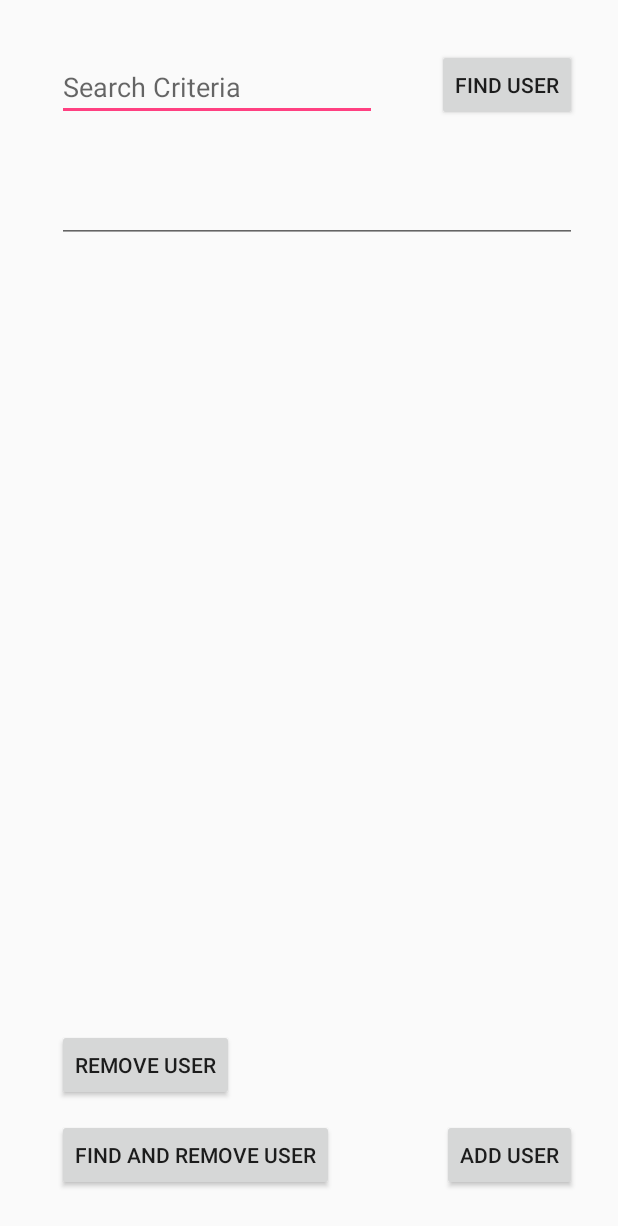
After one commit to wessaunders/FirebaseRepoTest, an Android app: the layout activity_record.xml on its own in the app's theme, with its tools: preview values and no code run, on a phone screen of 412 x 824 dp. The commit adds this screen. Shown: the top 1226 px of the screen. Run offline under Robolectric (Android 15) with nearby library versions, the phone set to English and light mode, and no system bars.

Commit message:
fixed authentication added response chaining to repository find - included example in RecordActivity

```diff
--- a/app/src/main/AndroidManifest.xml
+++ b/app/src/main/AndroidManifest.xml
@@ -15,6 +15,8 @@
                 <category android:name="android.intent.category.LAUNCHER" />
             </intent-filter>
         </activity>
+        <activity android:name=".CreateUserActivity" />
+        <activity android:name=".RecordActivity"></activity>
     </application>
 
 </manifest>
--- a/app/src/main/java/edu/uco/wsaunders/firebaserepotest/Interfaces/Repository.java
+++ b/app/src/main/java/edu/uco/wsaunders/firebaserepotest/Interfaces/Repository.java
@@ -1,12 +1,15 @@
 package edu.uco.wsaunders.firebaserepotest.Interfaces;
+
+import com.google.android.gms.tasks.Task;
 
 import java.util.ArrayList;
 import java.util.List;
 
 import edu.uco.wsaunders.firebaserepotest.Entities.Entity;
+import edu.uco.wsaunders.firebaserepotest.Entities.User;
 
 /**
- * Repository interface
+ * Repository defines the interface for all repository objects
  */
 
 public interface Repository<T extends Entity> {
@@ -16,4 +19,5 @@ public interface Repository<T extends Entity> {
     void remove(T entity);
     void remove(ArrayList<T> entities);
     void find(List<String> searchFields, List<String> searchValues, QueryCompleteListener<T> onQueryComplete);
+    Task<ArrayList<T>> find(List<String> searchFields, List<String> searchValues);
 }
--- /dev/null
+++ b/app/src/main/res/layout/activity_record.xml
@@ -0,0 +1,80 @@
+<?xml version="1.0" encoding="utf-8"?>
+<RelativeLayout xmlns:android="http://schemas.android.com/apk/res/android"
+    xmlns:tools="http://schemas.android.com/tools"
+    android:id="@+id/activity_record"
+    android:layout_width="match_parent"
+    android:layout_height="match_parent"
+    android:paddingBottom="@dimen/activity_vertical_margin"
+    android:paddingLeft="@dimen/activity_horizontal_margin"
+    android:paddingRight="@dimen/activity_horizontal_margin"
+    android:paddingTop="@dimen/activity_vertical_margin"
+    tools:context="edu.uco.wsaunders.firebaserepotest.RecordActivity">
+
+    <Button
+        android:text="Add User"
+        android:layout_width="wrap_content"
+        android:layout_height="wrap_content"
+        android:layout_alignParentBottom="true"
+        android:layout_alignParentRight="true"
+        android:layout_alignParentEnd="true"
+        android:layout_marginRight="11dp"
+        android:layout_marginEnd="11dp"
+        android:layout_marginBottom="14dp"
+        android:id="@+id/addUser" />
+
+    <EditText
+        android:layout_width="wrap_content"
+        android:layout_height="wrap_content"
+        android:inputType="textPersonName"
+        android:ems="10"
+        android:layout_alignParentTop="true"
+        android:layout_alignLeft="@+id/removeUser"
+        android:layout_alignStart="@+id/removeUser"
+        android:layout_marginTop="19dp"
+        android:id="@+id/search"
+        android:hint="Search Criteria" />
+
+    <Button
+        android:text="Find User"
+        android:layout_width="wrap_content"
+        android:layout_height="wrap_content"
+        android:layout_alignBottom="@+id/search"
+        android:layout_alignRight="@+id/addUser"
+        android:layout_alignEnd="@+id/addUser"
+        android:id="@+id/findUser" />
+
+    <EditText
+        android:layout_width="wrap_content"
+        android:layout_height="wrap_content"
+        android:inputType="textPersonName"
+        android:ems="10"
+        android:layout_below="@+id/search"
+        android:layout_marginTop="36dp"
+        android:id="@+id/foundUser"
+        android:layout_alignRight="@+id/findUser"
+        android:layout_alignEnd="@+id/findUser"
+        android:layout_alignLeft="@+id/search"
+        android:layout_alignStart="@+id/search" />
+
+    <Button
+        android:text="Remove User"
+        android:layout_width="wrap_content"
+        android:layout_height="wrap_content"
+        android:layout_marginLeft="22dp"
+        android:layout_marginStart="22dp"
+        android:id="@+id/removeUser"
+        android:layout_marginBottom="12dp"
+        android:layout_above="@+id/findAndRemove"
+        android:layout_alignParentLeft="true"
+        android:layout_alignParentStart="true" />
+
+    <Button
+        android:text="Find and Remove User"
+        android:layout_width="wrap_content"
+        android:layout_height="wrap_content"
+        android:id="@+id/findAndRemove"
+        android:layout_alignBaseline="@+id/addUser"
+        android:layout_alignBottom="@+id/addUser"
+        android:layout_alignLeft="@+id/removeUser"
+        android:layout_alignStart="@+id/removeUser" />
+</RelativeLayout>
```
Also changed, not shown: app/src/main/java/edu/uco/wsaunders/firebaserepotest/Authentication/UserAuthentication.java (deleted, +0 -76 lines), app/src/main/java/edu/uco/wsaunders/firebaserepotest/CreateUserActivity.java (added, +66 -0 lines), app/src/main/java/edu/uco/wsaunders/firebaserepotest/Entities/Users.java (+42 -0 lines), app/src/main/java/edu/uco/wsaunders/firebaserepotest/MainActivity.java (+31 -52 lines), app/src/main/java/edu/uco/wsaunders/firebaserepotest/RecordActivity.java (+132 -33 lines), app/src/main/res/layout/activity_create_user.xml (added, +45 -0 lines), app/src/main/res/layout/activity_main.xml (+33 -10 lines).
